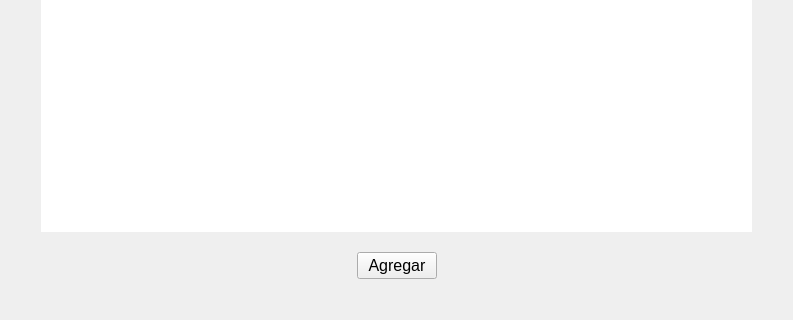
First picture: the form in blustock/ui/screens_uis/subgrupos.ui, repository MaxAPBusiness/Blustock, before the edit; both pictures show x 0 to 793 and y 249 to 569 of the 793 by 569 pixel window.
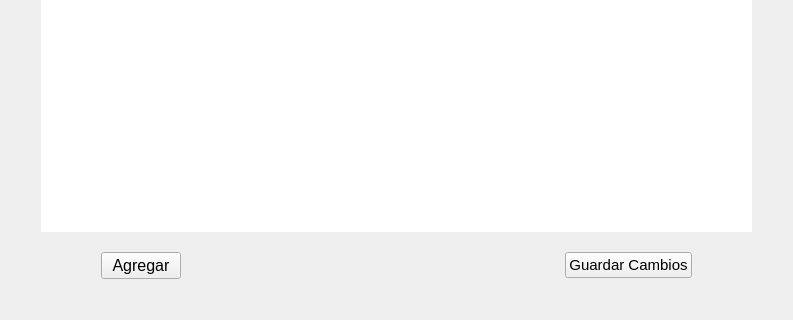
Second picture: the form after the edit. Icons and pictures are not drawn.

Commit message: Implementé guardar todos los cambios a la gestión subgrupos.

Patch:
```diff
--- a/blustock/ui/screens_uis/subgrupos.ui
+++ b/blustock/ui/screens_uis/subgrupos.ui
@@ -199,19 +199,6 @@
        <property name="rightMargin">
         <number>60</number>
        </property>
-       <item>
-        <spacer name="horizontalSpacer_3">
-         <property name="orientation">
-          <enum>Qt::Horizontal</enum>
-         </property>
-         <property name="sizeHint" stdset="0">
-          <size>
-           <width>40</width>
-           <height>20</height>
-          </size>
-         </property>
-        </spacer>
-       </item>
        <item>
         <widget class="QPushButton" name="pushButton_2">
          <property name="font">
@@ -243,6 +230,18 @@
          </property>
         </spacer>
        </item>
+       <item>
+        <widget class="QPushButton" name="botonGuardar">
+         <property name="font">
+          <font>
+           <pointsize>11</pointsize>
+          </font>
+         </property>
+         <property name="text">
+          <string>Guardar Cambios</string>
+         </property>
+        </widget>
+       </item>
       </layout>
      </item>
     </layout>
```
The commit also changes 2 other files.
